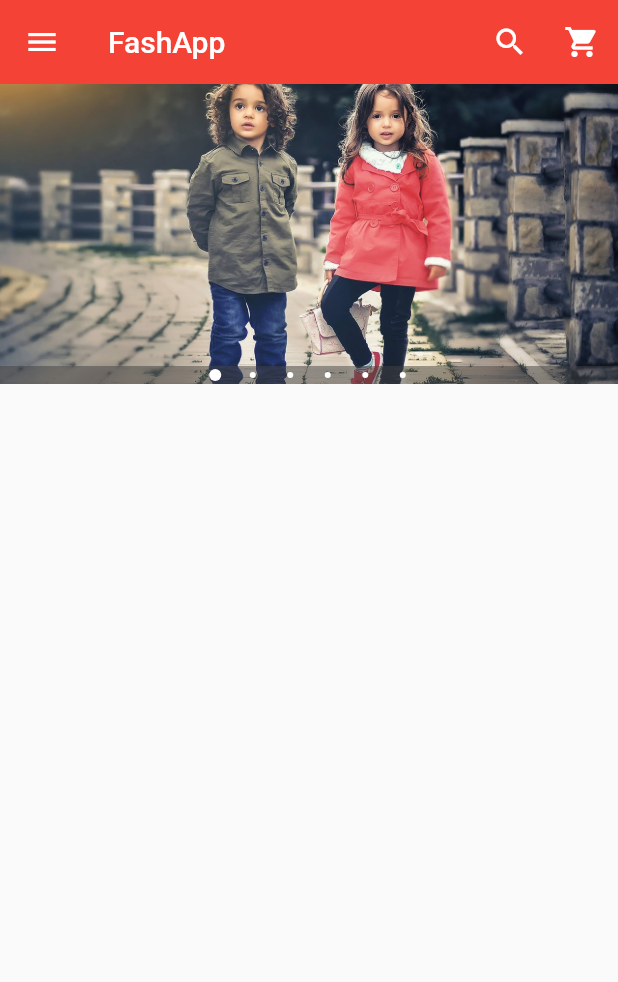
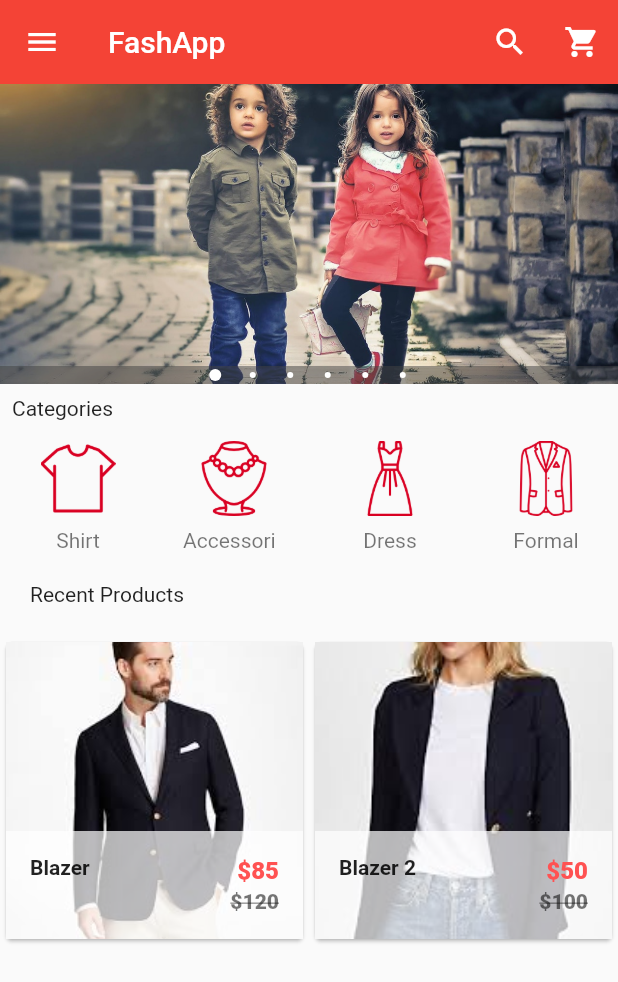
Before and after one commit to Latix/flutter_ecommerce, a Flutter app: the screen it shows after launch, on a phone screen of 412 x 824 dp. Shown: the top 982 px of the screen. Run offline on Flutter 3.47's test engine with Material 2 defaults, Android fonts, the phone set to English and light mode, and no system bars; drawn by our look-alikes of carousel_pro.

Commit message:
Worked On Products Grid UI

```diff
--- a/lib/main.dart
+++ b/lib/main.dart
@@ -1,6 +1,8 @@
 import 'package:flutter/material.dart';
 import './widgets/drawer.dart';
 import './widgets/image_carousel.dart';
+import './widgets/horizontal_list.dart';
+import './widgets/products.dart';
 
 void main() {
   runApp(
@@ -46,7 +48,24 @@ class _HomePageState extends State<HomePage> {
       drawer: AppDrawer(),
       body: ListView(
         children: <Widget>[
+          // Image Carousel
           ImageCarousel(),
+          // Padding Widget
+          Padding(
+            padding: const EdgeInsets.all(8.0),
+            child: Text('Categories'),
+          ),
+          // Horizontal List View Begins Here
+          HorizontalList(),
+          // Padding Widget
+          Padding(
+            padding: const EdgeInsets.all(20.0),
+            child: Text('Recent Products'),
+          ),
+          Container(
+            height: 320,
+            child: Products(),
+          ),
         ],
       ),
     );
--- /dev/null
+++ b/lib/widgets/horizontal_list.dart
@@ -0,0 +1,63 @@
+import 'package:flutter/material.dart';
+
+class HorizontalList extends StatelessWidget {
+  final List catItems = [
+    ['images/cats/tshirt.png', 'Shirt'],
+    ['images/cats/accessories.png', 'Accessories'],
+    ['images/cats/dress.png', 'Dress'],
+    ['images/cats/formal.png', 'Formal'],
+    ['images/cats/informal.png', 'Informal'],
+    ['images/cats/jeans.png', 'Jeans'],
+    ['images/cats/shoe.png', 'Shoe'],
+  ];
+
+  @override
+  Widget build(BuildContext context) {
+    // catItems.add(['images/cats/jeans.png', 'New']);
+    return Container(
+      height: 80,
+      child: ListView.builder(
+        scrollDirection: Axis.horizontal,
+        itemCount: catItems.length,
+        itemBuilder: (BuildContext ctx, int index) {
+          return Category(
+            image_location: catItems[index][0],
+            image_caption: catItems[index][1],
+          );
+        },
+      ),
+    );
+  }
+}
+
+class Category extends StatelessWidget {
+  final String image_location;
+  final String image_caption;
+
+  Category({this.image_location, this.image_caption});
+
+  @override
+  Widget build(BuildContext context) {
+    return Padding(
+      padding: const EdgeInsets.all(2.0),
+      child: InkWell(
+        onTap: () {},
+        child: Container(
+          width: 100.0,
+          child: ListTile(
+            title: Image.asset(
+              image_location,
+              width: 100.0,
+              height: 50.0,
+            ),
+            subtitle: Container(
+              padding: const EdgeInsets.symmetric(vertical: 8.0),
+              alignment: Alignment.topCenter,
+              child: Text(image_caption),
+            ),
+          ),
+        ),
+      ),
+    );
+  }
+}
--- /dev/null
+++ b/lib/widgets/products.dart
@@ -0,0 +1,95 @@
+import 'package:flutter/material.dart';
+
+class Products extends StatefulWidget {
+  @override
+  _ProductsState createState() => _ProductsState();
+}
+
+class _ProductsState extends State<Products> {
+  var productList = [
+    {
+      "name": "Blazer",
+      "picture": "images/products/blazer1.jpeg",
+      "old_price": 120,
+      "price": 85
+    },
+    {
+      "name": "Blazer 2",
+      "picture": "images/products/blazer2.jpeg",
+      "old_price": 100,
+      "price": 50
+    }
+  ];
+  @override
+  Widget build(BuildContext context) {
+    return GridView.builder(
+      itemCount: productList.length,
+      gridDelegate:
+          SliverGridDelegateWithFixedCrossAxisCount(crossAxisCount: 2),
+      itemBuilder: (BuildContext ctx, int index) {
+        return SingleProduct(
+          productName: productList[index]['name'],
+          productPicture: productList[index]['picture'],
+          productOldPrice: productList[index]['old_price'],
+          productPrice: productList[index]['price'],
+        );
+      },
+    );
+  }
+}
+
+class SingleProduct extends StatelessWidget {
+  final productName;
+  final productPicture;
+  final productOldPrice;
+  final productPrice;
+
+  SingleProduct(
+      {this.productName,
+      this.productPicture,
+      this.productOldPrice,
+      this.productPrice});
+
+  @override
+  Widget build(BuildContext context) {
+    return Card(
+      child: Hero(
+        tag: productName,
+        child: Material(
+          child: InkWell(
+            onTap: () {},
+            child: GridTile(
+              footer: Container(
+                color: Colors.white70,
+                child: ListTile(
+                  leading: Text(
+                    productName,
+                    style: TextStyle(fontWeight: FontWeight.bold),
+                  ),
+                  title: Text(
+                    "\$${productPrice.toString()}",
+                    style: TextStyle(
+                        color: Colors.redAccent, fontWeight: FontWeight.w800),
+                        textAlign: TextAlign.right,
+                  ),
+                  subtitle: Text(
+                    "\$${productOldPrice.toString()}",
+                    style: TextStyle(
+                        color: Colors.black54,
+                        fontWeight: FontWeight.w800,
+                        decoration: TextDecoration.lineThrough),
+                        textAlign: TextAlign.right,
+                  ),
+                ),
+              ),
+              child: Image.asset(
+                productPicture,
+                fit: BoxFit.cover,
+              ),
+            ),
+          ),
+        ),
+      ),
+    );
+  }
+}
```
Also changed, not shown: pubspec.yaml (+9 -0 lines).
